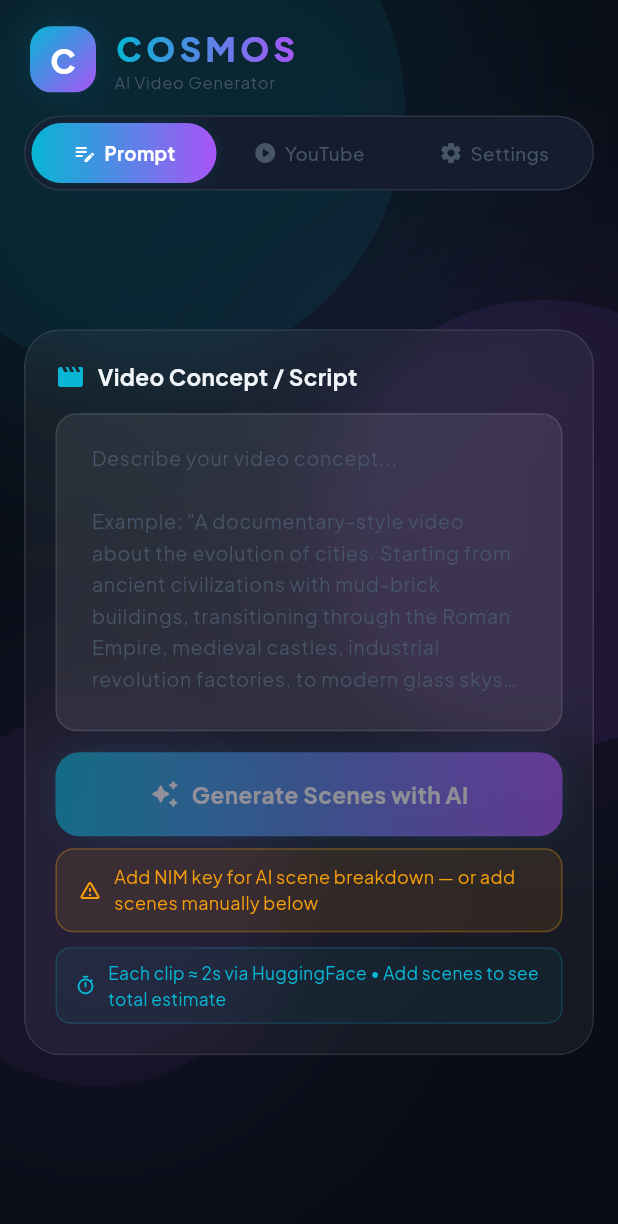
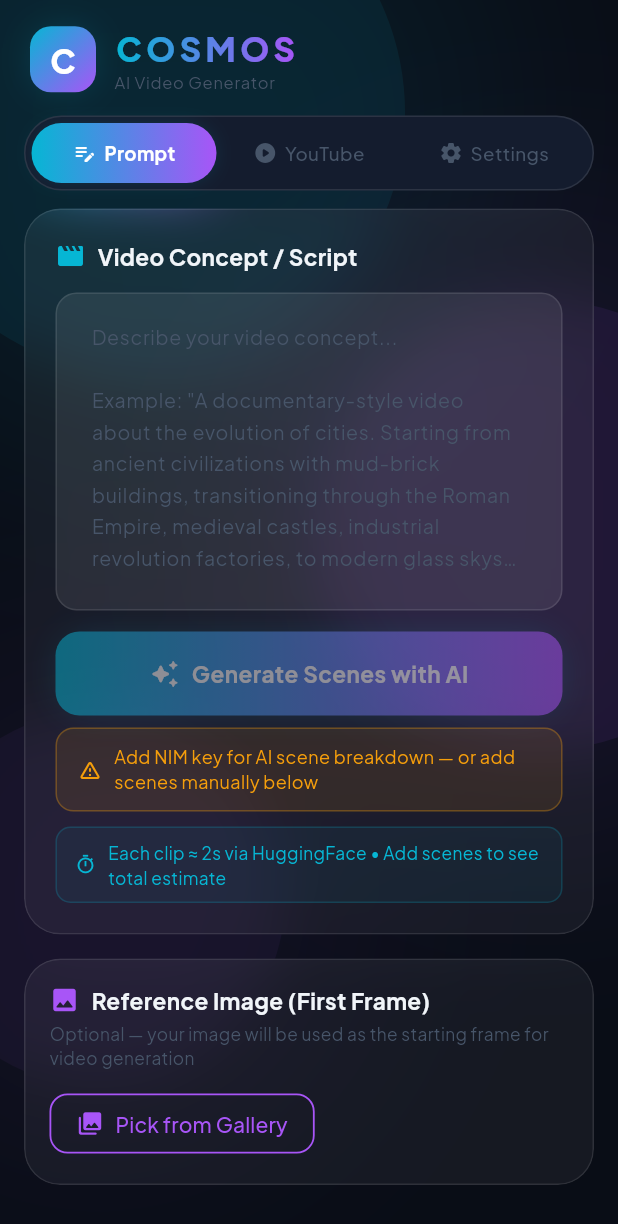
Before and after one commit to thanoxxinfnity/Vidsim, a Flutter app: the screen it shows after launch, on a phone screen of 412 x 824 dp. Shown: the top 1224 px of the screen. Run offline on Flutter 3.47's test engine with Material 3 defaults, Android fonts, the phone set to English and light mode, and no system bars; our stand-ins replace dio, flutter_secure_storage, google_fonts, image_picker; missing offline and left inert: ffmpeg_kit_flutter_new, youtube_explode_dart.

Commit message:
feat: add image-to-video reference image support
- image_picker integration: users can pick a photo from gallery
  to use as the first frame of their generated video (I2V anchoring)
- AppProvider: setReferenceImage() / clearReferenceImage() methods;
  reference image path stored in GenerationJob for pipeline access
- PipelineService: loads reference image as initial prevLastFrameB64
  so the first clip uses I2V instead of T2V when an image is selected;
  updated I2V condition to allow first-clip I2V when prevFrameB64 present
- PromptTab: new ReferenceImageCard UI — gallery picker button,
  thumbnail preview of selected image, and clear button
- GenerationJob: referenceImagePath field propagated through copyWith/toMap

Build: cosmos_i2v.apk (ARM64 release, image-to-video enabled)

```diff
--- a/lib/data/models/generation_job.dart
+++ b/lib/data/models/generation_job.dart
@@ -7,6 +7,7 @@ class GenerationJob {
   final String id;
   final String title;
   final List<Scene> scenes;
+  final String? referenceImagePath;
   JobStatus status;
   int currentSceneIndex;
   String? finalVideoPath;
@@ -18,6 +19,7 @@ class GenerationJob {
     required this.id,
     required this.title,
     required this.scenes,
+    this.referenceImagePath,
     this.status = JobStatus.idle,
     this.currentSceneIndex = 0,
     this.finalVideoPath,
@@ -50,27 +52,29 @@ class GenerationJob {
     DateTime? completedAt,
   }) =>
       GenerationJob(
-        id:                 id,
-        title:              title,
-        scenes:             scenes,
-        status:             status ?? this.status,
-        currentSceneIndex:  currentSceneIndex ?? this.currentSceneIndex,
-        finalVideoPath:     finalVideoPath ?? this.finalVideoPath,
-        errorMessage:       errorMessage ?? this.errorMessage,
-        startedAt:          startedAt,
-        completedAt:        completedAt ?? this.completedAt,
+        id:                   id,
+        title:                title,
+        scenes:               scenes,
+        referenceImagePath:   referenceImagePath,
+        status:               status ?? this.status,
+        currentSceneIndex:    currentSceneIndex ?? this.currentSceneIndex,
+        finalVideoPath:       finalVideoPath ?? this.finalVideoPath,
+        errorMessage:         errorMessage ?? this.errorMessage,
+        startedAt:            startedAt,
+        completedAt:          completedAt ?? this.completedAt,
       );
 
   Map<String, dynamic> toMap() => {
-        'id':                 id,
-        'title':              title,
-        'scenes':             scenes.map((s) => s.toMap()).toList(),
-        'status':             status.name,
-        'currentSceneIndex':  currentSceneIndex,
-        'finalVideoPath':     finalVideoPath,
-        'errorMessage':       errorMessage,
-        'startedAt':          startedAt.toIso8601String(),
-        'completedAt':        completedAt?.toIso8601String(),
+        'id':                   id,
+        'title':                title,
+        'scenes':               scenes.map((s) => s.toMap()).toList(),
+        'referenceImagePath':   referenceImagePath,
+        'status':               status.name,
+        'currentSceneIndex':    currentSceneIndex,
+        'finalVideoPath':       finalVideoPath,
+        'errorMessage':         errorMessage,
+        'startedAt':            startedAt.toIso8601String(),
+        'completedAt':          completedAt?.toIso8601String(),
       };
 
   String toJson() => jsonEncode(toMap());
--- a/lib/presentation/providers/app_provider.dart
+++ b/lib/presentation/providers/app_provider.dart
@@ -20,6 +20,7 @@ class AppProvider extends ChangeNotifier {
   String? _statusMessage;
   String? _ytVideoTitle;
   String? _ytThumbnail;
+  String? _referenceImagePath; // user-selected image for I2V first clip
 
   final _uuid = const Uuid();
   PipelineService? _pipeline;
@@ -31,12 +32,25 @@ class AppProvider extends ChangeNotifier {
   bool            get isLoadingScenes   => _isLoadingScenes;
   bool            get isGenerating      => _isGenerating;
   String?         get statusMessage     => _statusMessage;
-  String?         get ytVideoTitle      => _ytVideoTitle;
-  String?         get ytThumbnail       => _ytThumbnail;
-  bool            get hasScenes         => _scenePrompts.isNotEmpty;
+  String?         get ytVideoTitle         => _ytVideoTitle;
+  String?         get ytThumbnail          => _ytThumbnail;
+  String?         get referenceImagePath   => _referenceImagePath;
+  bool            get hasReferenceImage    => _referenceImagePath != null;
+  bool            get hasScenes            => _scenePrompts.isNotEmpty;
 
   void setTab(InputTab t) {
     _activeTab = t;
+    notifyListeners();
+  }
+
+  // ── Reference image (I2V first frame) ──────────────────────────────────────
+  void setReferenceImage(String? path) {
+    _referenceImagePath = path;
+    notifyListeners();
+  }
+
+  void clearReferenceImage() {
+    _referenceImagePath = null;
     notifyListeners();
   }
 
@@ -117,7 +131,12 @@ class AppProvider extends ChangeNotifier {
       return Scene(id: _uuid.v4(), index: e.key, prompt: e.value);
     }).toList();
 
-    _currentJob  = GenerationJob(id: _uuid.v4(), title: title, scenes: scenes);
+    _currentJob  = GenerationJob(
+      id:                 _uuid.v4(),
+      title:              title,
+      scenes:             scenes,
+      referenceImagePath: _referenceImagePath,
+    );
     _isGenerating = true;
     _statusMessage = 'Starting generation...';
     notifyListeners();
--- a/lib/presentation/widgets/prompt_tab.dart
+++ b/lib/presentation/widgets/prompt_tab.dart
@@ -1,5 +1,7 @@
+import 'dart:io';
 import 'package:flutter/material.dart';
 import 'package:google_fonts/google_fonts.dart';
+import 'package:image_picker/image_picker.dart';
 import 'package:provider/provider.dart';
 import '../../core/constants/app_colors.dart';
 import '../../presentation/providers/app_provider.dart';
@@ -20,6 +22,7 @@ class _PromptTabState extends State<PromptTab> {
   final _titleCtrl     = TextEditingController(text: 'My Cosmos Video');
   final _sceneCtrl     = TextEditingController();
   bool _showSceneInput = false;
+  final _picker        = ImagePicker();
 
   @override
   void dispose() {
@@ -27,6 +30,18 @@ class _PromptTabState extends State<PromptTab> {
     _titleCtrl.dispose();
     _sceneCtrl.dispose();
     super.dispose();
+  }
+
+  Future<void> _pickImage() async {
+    final xfile = await _picker.pickImage(
+      source:       ImageSource.gallery,
+      imageQuality: 90,
+      maxWidth:     1280,
+      maxHeight:    720,
+    );
+    if (xfile != null && mounted) {
+      context.read<AppProvider>().setReferenceImage(xfile.path);
+    }
   }
 
   @override
@@ -135,6 +150,14 @@ class _PromptTabState extends State<PromptTab> {
                 ),
               ],
             ),
+          ),
+          const SizedBox(height: 16),
+
+          // ── Reference image (I2V first frame) ────────────────────────────
+          _ReferenceImageCard(
+            imagePath: app.referenceImagePath,
+            onPick:    _pickImage,
+            onClear:   () => context.read<AppProvider>().clearReferenceImage(),
           ),
           const SizedBox(height: 16),
 
@@ -348,3 +371,113 @@ class _StatusBanner extends StatelessWidget {
     );
   }
 }
+
+class _ReferenceImageCard extends StatelessWidget {
+  final String? imagePath;
+  final VoidCallback onPick;
+  final VoidCallback onClear;
+
+  const _ReferenceImageCard({
+    required this.imagePath,
+    required this.onPick,
+    required this.onClear,
+  });
+
+  @override
+  Widget build(BuildContext context) {
+    return GlassmorphicCard(
+      padding: const EdgeInsets.all(16),
+      child: Column(
+        crossAxisAlignment: CrossAxisAlignment.start,
+        children: [
+          Row(
+            children: [
+              const Icon(Icons.image_rounded, color: AppColors.purple, size: 20),
+              const SizedBox(width: 8),
+              Text(
+                'Reference Image (First Frame)',
+                style: GoogleFonts.plusJakartaSans(
+                  color: AppColors.textPrimary,
+                  fontWeight: FontWeight.w700,
+                  fontSize: 15,
+                ),
+              ),
+              const Spacer(),
+              if (imagePath != null)
+                GestureDetector(
+                  onTap: onClear,
+                  child: Container(
+                    padding: const EdgeInsets.all(4),
+                    decoration: BoxDecoration(
+                      color: AppColors.error.withOpacity(0.15),
+                      borderRadius: BorderRadius.circular(8),
+                    ),
+                    child: const Icon(Icons.close_rounded, color: AppColors.error, size: 16),
+                  ),
+                ),
+            ],
+          ),
+          const SizedBox(height: 4),
+          Text(
+            'Optional — your image will be used as the starting frame for video generation',
+            style: const TextStyle(color: AppColors.textMuted, fontSize: 11.5),
+          ),
+          const SizedBox(height: 12),
+          if (imagePath != null) ...[
+            Row(
+              children: [
+                ClipRRect(
+                  borderRadius: BorderRadius.circular(10),
+                  child: Image.file(
+                    File(imagePath!),
+                    width: 90,
+                    height: 60,
+                    fit: BoxFit.cover,
+                  ),
+                ),
+                const SizedBox(width: 12),
+                Expanded(
+                  child: Column(
+                    crossAxisAlignment: CrossAxisAlignment.start,
+                    children: [
+                      Text(
+                        imagePath!.split('/').last,
+                        style: const TextStyle(color: AppColors.textPrimary, fontSize: 12),
+                        maxLines: 2,
+                        overflow: TextOverflow.ellipsis,
+                      ),
+                      const SizedBox(height: 4),
+                      Row(
+                        children: [
+                          const Icon(Icons.check_circle_rounded, color: AppColors.success, size: 14),
+                          const SizedBox(width: 4),
+                          const Text(
+                            'Image selected',
+                            style: TextStyle(color: AppColors.success, fontSize: 11),
+                          ),
+                        ],
+                      ),
+                    ],
+                  ),
+                ),
+                PillButton(label: 'Change', onPressed: onPick),
+              ],
+            ),
+          ] else ...[
+            OutlinedButton.icon(
+              onPressed: onPick,
+              icon: const Icon(Icons.photo_library_rounded, size: 18),
+              label: const Text('Pick from Gallery'),
+              style: OutlinedButton.styleFrom(
+                foregroundColor: AppColors.purple,
+                side: const BorderSide(color: AppColors.purple, width: 1.2),
+                shape: RoundedRectangleBorder(borderRadius: BorderRadius.circular(12)),
+                padding: const EdgeInsets.symmetric(horizontal: 18, vertical: 10),
+              ),
+            ),
+          ],
+        ],
+      ),
+    );
+  }
+}
--- a/pubspec.yaml
+++ b/pubspec.yaml
@@ -51,6 +51,9 @@ dependencies:
   # Image utilities
   image: ^4.1.7
 
+  # Image picker (gallery / camera) for reference image selection
+  image_picker: ^1.1.2
+
   # UUID for job IDs
   uuid: ^4.3.3
 
```
Also changed, not shown: lib/data/services/pipeline_service.dart (+12 -2 lines), pubspec.lock, 2 other files.
